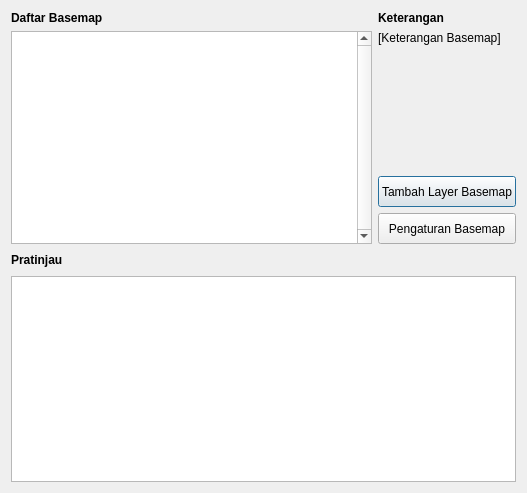
This is ui/basemap.ui in nyanyaon/GeoKKP-GIS as Qt 5 draws it before an edit. The edited form follows.
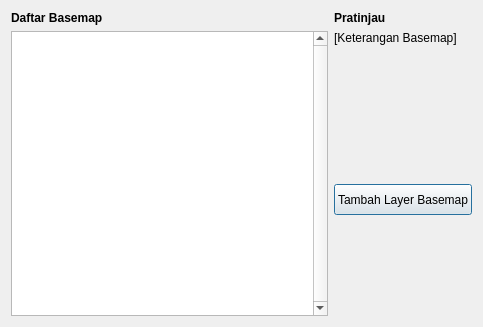
This is the edited form.

Commit message: basemap feature

```diff
--- a/ui/basemap.ui
+++ b/ui/basemap.ui
@@ -6,54 +6,15 @@
    <rect>
     <x>0</x>
     <y>0</y>
-    <width>527</width>
-    <height>493</height>
+    <width>483</width>
+    <height>327</height>
    </rect>
   </property>
   <property name="windowTitle">
    <string>Pemilihan Basemap</string>
   </property>
   <layout class="QGridLayout" name="gridLayout">
-   <item row="1" column="0">
-    <layout class="QVBoxLayout" name="verticalLayout_6">
-     <item>
-      <layout class="QHBoxLayout" name="horizontalLayout_2">
-       <item>
-        <widget class="QLabel" name="label_2">
-         <property name="font">
-          <font>
-           <weight>75</weight>
-           <bold>true</bold>
-          </font>
-         </property>
-         <property name="text">
-          <string>Pratinjau</string>
-         </property>
-        </widget>
-       </item>
-       <item>
-        <spacer name="horizontalSpacer">
-         <property name="orientation">
-          <enum>Qt::Horizontal</enum>
-         </property>
-         <property name="sizeHint" stdset="0">
-          <size>
-           <width>40</width>
-           <height>20</height>
-          </size>
-         </property>
-        </spacer>
-       </item>
-      </layout>
-     </item>
-     <item>
-      <widget class="QGraphicsView" name="graphicsView"/>
-     </item>
-    </layout>
-   </item>
    <item row="0" column="0">
-    <layout class="QHBoxLayout" name="horizontalLayout">
-     <item>
       <layout class="QVBoxLayout" name="verticalLayout">
        <item>
         <widget class="QLabel" name="label">
@@ -77,7 +38,7 @@
        </item>
       </layout>
      </item>
-     <item>
+   <item row="0" column="1">
       <layout class="QVBoxLayout" name="verticalLayout_3">
        <item>
         <widget class="QLabel" name="label_3">
@@ -88,7 +49,7 @@
           </font>
          </property>
          <property name="text">
-          <string>Keterangan</string>
+        <string>Pratinjau</string>
          </property>
         </widget>
        </item>
@@ -140,25 +101,17 @@
           </widget>
          </item>
          <item>
-          <widget class="QPushButton" name="pushButton_2">
-           <property name="sizePolicy">
-            <sizepolicy hsizetype="Minimum" vsizetype="Fixed">
-             <horstretch>0</horstretch>
-             <verstretch>0</verstretch>
-            </sizepolicy>
-           </property>
-           <property name="minimumSize">
+        <spacer name="verticalSpacer_2">
+         <property name="orientation">
+          <enum>Qt::Vertical</enum>
+         </property>
+         <property name="sizeHint" stdset="0">
             <size>
-             <width>0</width>
-             <height>31</height>
-            </size>
-           </property>
-           <property name="text">
-            <string>Pengaturan Basemap</string>
-           </property>
-          </widget>
-         </item>
-        </layout>
+           <width>20</width>
+           <height>40</height>
+          </size>
+         </property>
+        </spacer>
        </item>
       </layout>
      </item>
```
Left out of the diff: 9 changed lines with no effect on the pictures. Lines whose indentation alone changed are shown as unchanged. The commit also changes 11 other files.
